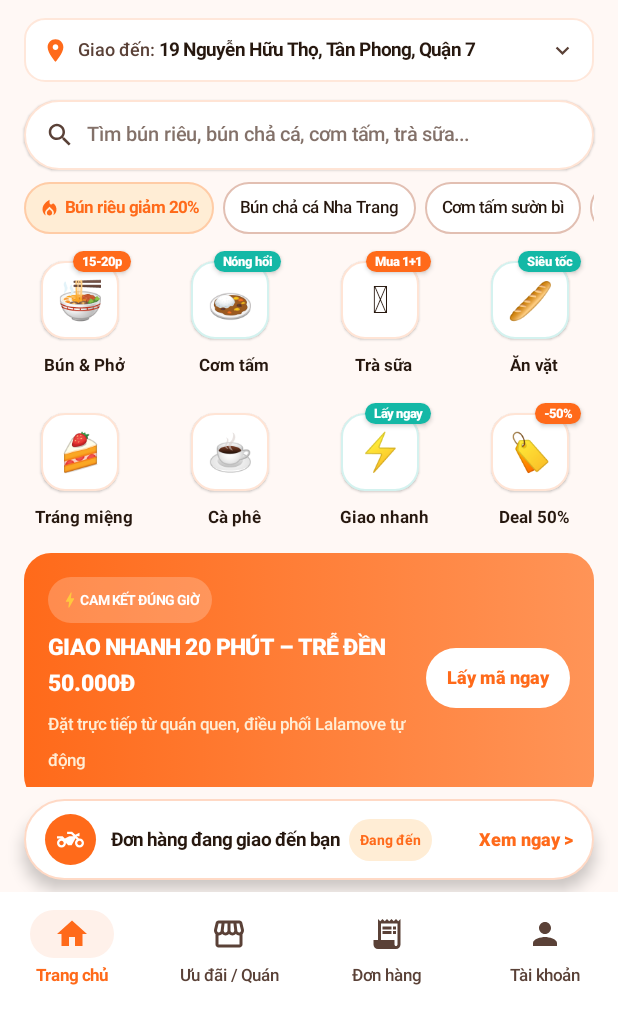
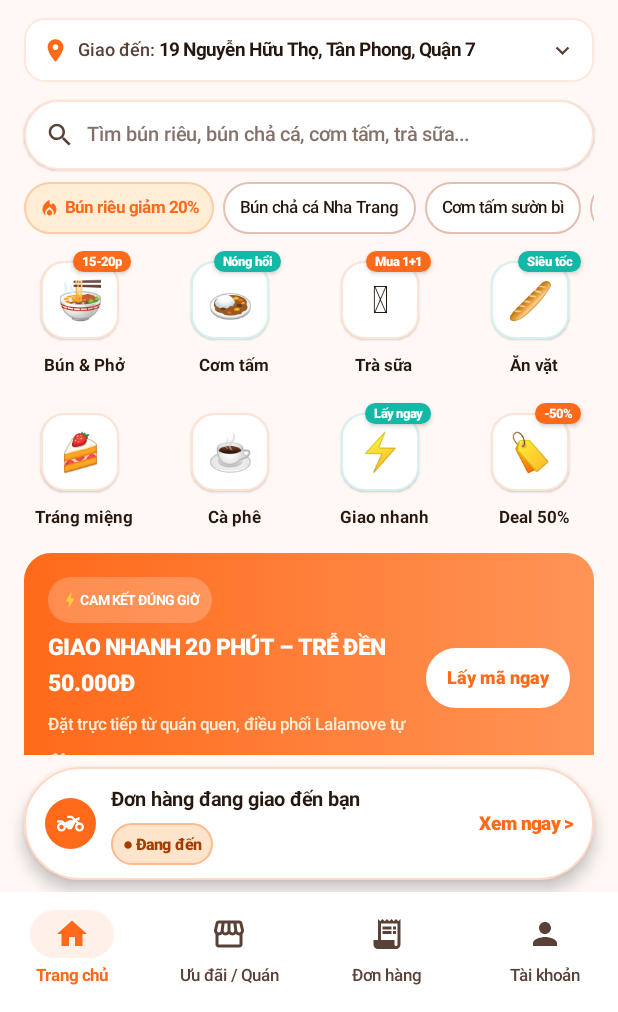
Before and after one commit to thanhpino/MobileAppFinalProject-MiaoSong, an Android app built with Jetpack Compose: the screen it shows after launch (MainActivity), on a phone screen of 412 x 824 dp, the part 224-1236 px from its top. Run offline under Robolectric (Android 15) with nearby library versions, the phone set to English and light mode, and no system bars; our stand-ins replace Dagger/Hilt's generated code.

Commit message:
fix(ui): place 'Dang den' status pill cleanly below title with higher contrast

```diff
--- a/android/feature-customer/src/main/kotlin/vn/miaosong/feature/customer/CustomerHomeScreen.kt
+++ b/android/feature-customer/src/main/kotlin/vn/miaosong/feature/customer/CustomerHomeScreen.kt
@@ -960,39 +960,40 @@ private fun ActiveOrderFloatingPill(
                     }
                 }
                 Spacer(modifier = Modifier.width(10.dp))
-                Row(
-                    verticalAlignment = Alignment.CenterVertically,
-                    horizontalArrangement = Arrangement.spacedBy(6.dp),
+                Column(
+                    modifier = Modifier.weight(1f),
+                    verticalArrangement = Arrangement.spacedBy(3.dp),
                 ) {
                     Text(
                         text = "Đơn hàng đang giao đến bạn",
                         color = MiaoColors.OnSurface,
-                        fontSize = 12.5.sp,
+                        fontSize = 13.sp,
                         fontWeight = FontWeight.Bold,
                         maxLines = 1,
                         overflow = TextOverflow.Ellipsis,
                     )
                     Surface(
-                        color = Color(0xFFFFEDD5),
+                        color = Color(0xFFFFE4CC),
                         shape = RoundedCornerShape(999.dp),
+                        border = BorderStroke(1.dp, MiaoColors.BrandOrange.copy(alpha = 0.35f)),
                     ) {
                         Text(
-                            text = "Đang đến",
-                            color = MiaoColors.BrandOrange,
-                            fontSize = 9.5.sp,
-                            fontWeight = FontWeight.Bold,
+                            text = "● Đang đến",
+                            color = MiaoColors.BrandOrangeDark,
+                            fontSize = 10.5.sp,
+                            fontWeight = FontWeight.ExtraBold,
                             maxLines = 1,
                             softWrap = false,
-                            modifier = Modifier.padding(horizontal = 7.dp, vertical = 2.dp),
+                            modifier = Modifier.padding(horizontal = 8.dp, vertical = 2.dp),
                         )
                     }
                 }
             }
-            Spacer(modifier = Modifier.width(8.dp))
+            Spacer(modifier = Modifier.width(10.dp))
             Text(
                 text = "Xem ngay >",
                 color = MiaoColors.BrandOrange,
-                fontSize = 12.sp,
+                fontSize = 12.5.sp,
                 fontWeight = FontWeight.ExtraBold,
                 maxLines = 1,
                 softWrap = false,
```
